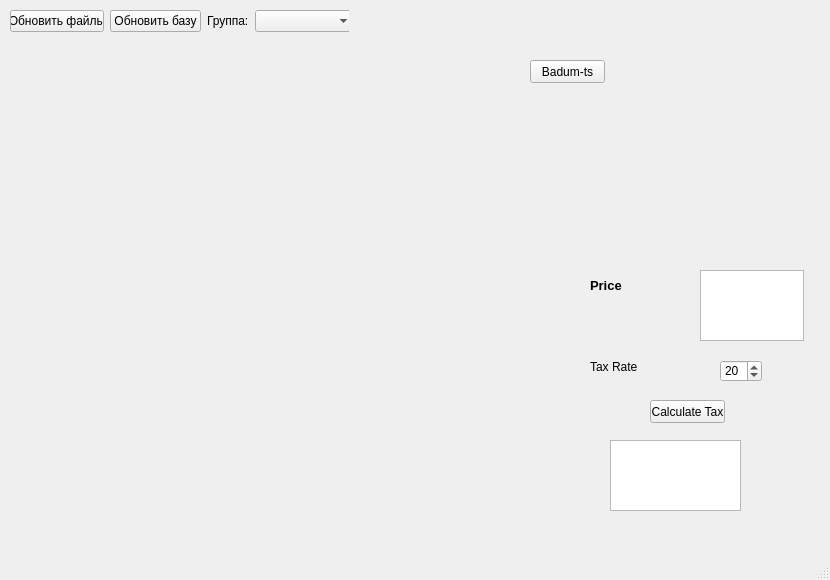
Qt form mainwindow.ui (chalexyur/shnedule) before a commit.
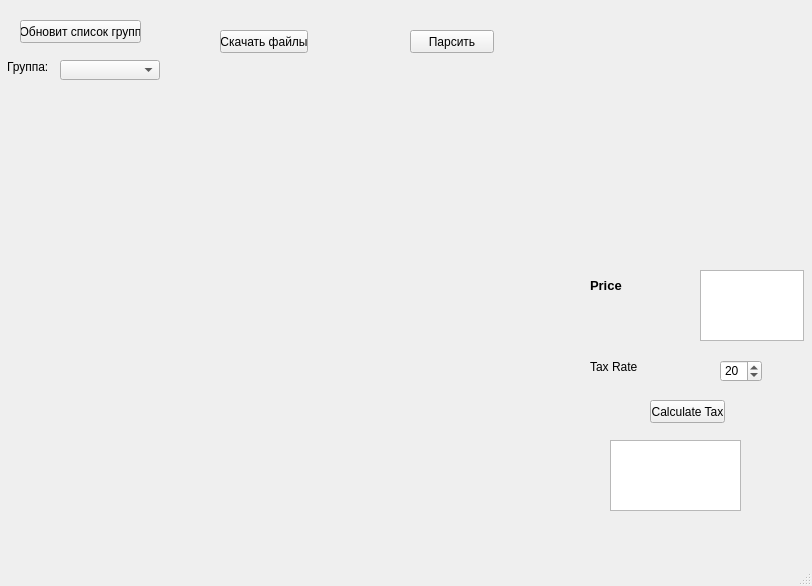
The same form after that commit. Icons and pictures are not drawn.

```diff
--- a/mainwindow.ui
+++ b/mainwindow.ui
@@ -6,8 +6,8 @@
    <rect>
     <x>0</x>
     <y>0</y>
-    <width>830</width>
-    <height>580</height>
+       <width>812</width>
+       <height>586</height>
    </rect>
   </property>
   <property name="windowTitle">
@@ -100,49 +100,64 @@
       <widget class="QPushButton" name="badumButton">
           <property name="geometry">
               <rect>
-                  <x>530</x>
-                  <y>60</y>
-                  <width>75</width>
+                  <x>20</x>
+                  <y>20</y>
+                  <width>121</width>
                   <height>23</height>
               </rect>
           </property>
           <property name="text">
-              <string>Badum-ts</string>
+              <string>Обновит список групп</string>
           </property>
       </widget>
-      <widget class="QWidget" name="">
+      <widget class="QPushButton" name="dwnldButton">
     <property name="geometry">
      <rect>
-      <x>10</x>
-         <y>9</y>
-         <width>339</width>
-         <height>25</height>
+         <x>220</x>
+         <y>30</y>
+         <width>88</width>
+         <height>23</height>
      </rect>
     </property>
-          <layout class="QGridLayout" name="gridLayout">
-              <item row="0" column="0">
-                  <widget class="QPushButton" name="upd_btn">
                       <property name="text">
-                          <string>Обновить файлы</string>
-                      </property>
-                  </widget>
-              </item>
-              <item row="0" column="1">
-                  <widget class="QPushButton" name="updDbButton">
+              <string>Скачать файлы</string>
+          </property>
+      </widget>
+      <widget class="QPushButton" name="parseButton">
+          <property name="geometry">
+              <rect>
+                  <x>410</x>
+                  <y>30</y>
+                  <width>84</width>
+                  <height>23</height>
+              </rect>
+          </property>
                       <property name="text">
-                          <string>Обновить базу</string>
-                      </property>
-                  </widget>
-              </item>
-              <item row="0" column="2">
+              <string>Парсить</string>
+          </property>
+      </widget>
                   <widget class="QLabel" name="label_3">
+          <property name="geometry">
+              <rect>
+                  <x>7</x>
+                  <y>59</y>
+                  <width>40</width>
+                  <height>16</height>
+              </rect>
+          </property>
                       <property name="text">
                           <string>Группа:</string>
                       </property>
                   </widget>
-              </item>
-              <item row="0" column="3">
                   <widget class="QComboBox" name="groupComboBox">
+          <property name="geometry">
+              <rect>
+                  <x>60</x>
+                  <y>60</y>
+                  <width>100</width>
+                  <height>20</height>
+              </rect>
+          </property>
                       <property name="sizePolicy">
                           <sizepolicy hsizetype="Minimum" vsizetype="Fixed">
                               <horstretch>0</horstretch>
@@ -162,9 +177,6 @@
                           </size>
                       </property>
                   </widget>
-              </item>
-          </layout>
-   </widget>
   </widget>
   <widget class="QMenuBar" name="menubar">
    <property name="geometry">
```
Left out of the diff: 4 changed lines with no effect on the pictures. Lines whose indentation alone changed are shown as unchanged.
